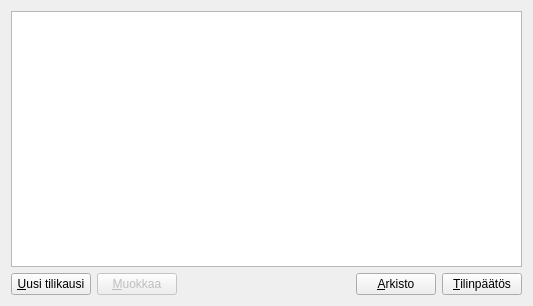
artoh/kitupiikki, file kitupiikki/arkisto/arkisto.ui: the form before one commit.
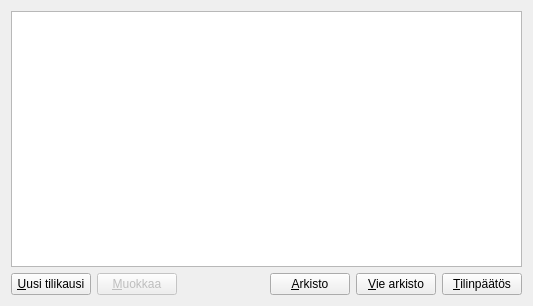
The form after the commit. Icons and pictures are not drawn.

The edit to the form file:
```diff
--- a/kitupiikki/arkisto/arkisto.ui
+++ b/kitupiikki/arkisto/arkisto.ui
@@ -84,6 +84,17 @@
        </property>
       </widget>
      </item>
+     <item>
+      <widget class="QPushButton" name="vieNappi">
+       <property name="text">
+        <string>&amp;Vie arkisto</string>
+       </property>
+       <property name="icon">
+        <iconset resource="../pic/pic.qrc">
+         <normaloff>:/pic/vie.png</normaloff>:/pic/vie.png</iconset>
+       </property>
+      </widget>
+     </item>
      <item>
       <widget class="QPushButton" name="tilinpaatosNappi">
        <property name="text">
```
